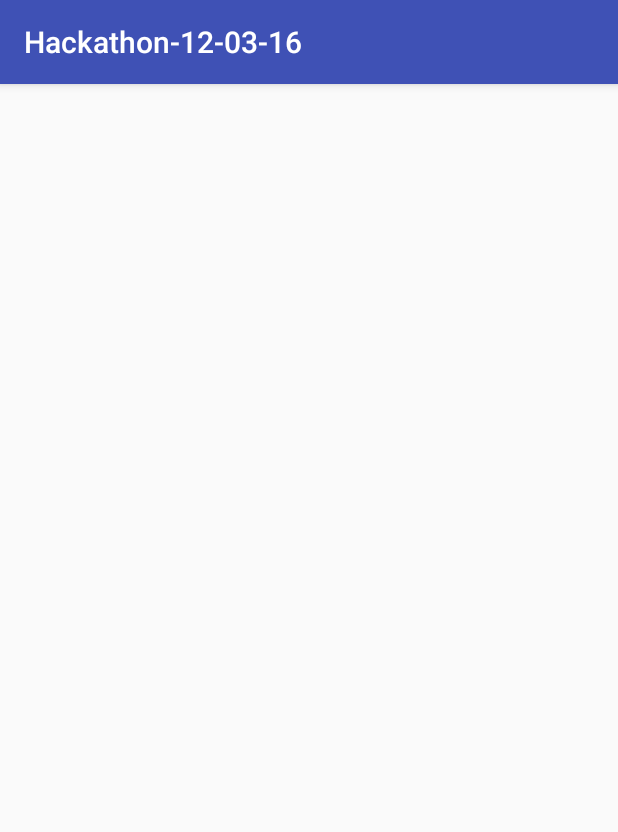
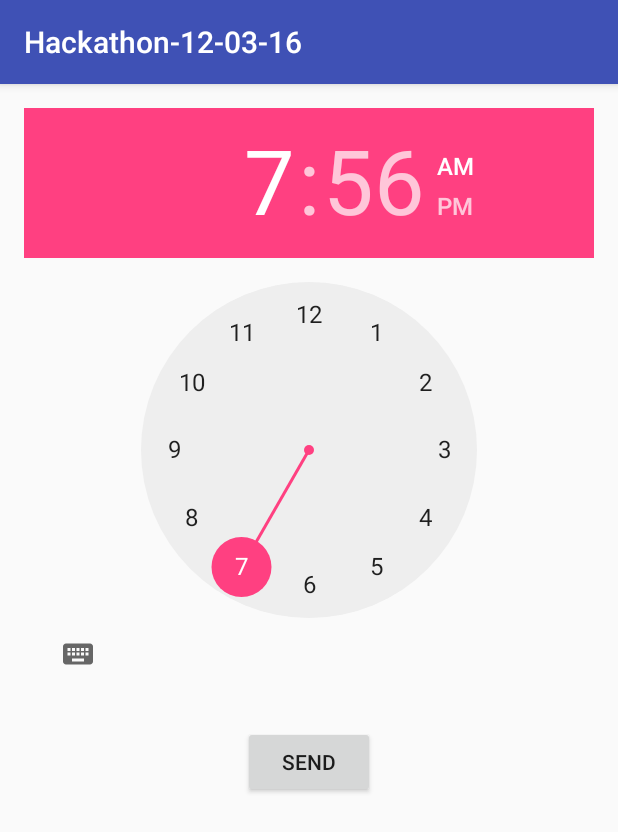
Before and after one commit to tnarayanan/Hackathon-12-03-16-NEW, an Android app: the screen it shows after launch (MainActivity before the commit, SendActivity after it), on a phone screen of 412 x 824 dp. Shown: the top 832 px of the screen. Run offline under Robolectric (Android 15) with nearby library versions, the phone set to English and light mode, and no system bars.

Commit message:
Main Activity

```diff
--- a/app/src/main/AndroidManifest.xml
+++ b/app/src/main/AndroidManifest.xml
@@ -8,7 +8,7 @@
         android:label="@string/app_name"
         android:supportsRtl="true"
         android:theme="@style/AppTheme">
-        <activity android:name=".MainActivity">
+        <activity android:name=".SendActivity">
             <intent-filter>
                 <action android:name="android.intent.action.MAIN" />
 
--- a/app/src/main/java/com/example/tejas/hackathon_12_03_16/SendActivity.java
+++ b/app/src/main/java/com/example/tejas/hackathon_12_03_16/SendActivity.java
@@ -1,13 +1,48 @@
 package com.example.tejas.hackathon_12_03_16;
 
+import android.content.Intent;
 import android.support.v7.app.AppCompatActivity;
 import android.os.Bundle;
+import android.view.View;
+import android.widget.Button;
+import android.widget.TimePicker;
+import android.widget.Toast;
 
 public class SendActivity extends AppCompatActivity {
-
+    TimePicker alarm;
+    Button send;
+    CharSequence timeSet;
     @Override
     protected void onCreate(Bundle savedInstanceState) {
         super.onCreate(savedInstanceState);
         setContentView(R.layout.activity_send);
+        alarm = (TimePicker) findViewById(R.id.alarmSend);
+        alarm.setIs24HourView(false);
+        send = (Button) findViewById(R.id.send);
+
+        send.setOnClickListener(new View.OnClickListener() {
+            @Override
+            public void onClick(View view) {
+                if(alarm.getHour() >= 12){
+                    timeSet = "pm";
+                } else {
+                    timeSet = "am";
+                }
+                Integer hour = alarm.getHour();
+                if(hour == 0){
+                    hour = 12;
+                } else if(hour > 12){
+                    hour -= 12;
+                }
+                Integer minute = alarm.getMinute();
+                String strMinute = minute.toString();
+                if(minute < 10){
+                    strMinute = "0" + strMinute;
+                }
+                Toast toast = Toast.makeText(getApplicationContext(), hour + ":" + strMinute + timeSet, Toast.LENGTH_SHORT);
+                toast.show();
+            }
+        });
+
     }
 }
--- a/app/src/main/res/layout/activity_send.xml
+++ b/app/src/main/res/layout/activity_send.xml
@@ -10,4 +10,19 @@
     android:paddingTop="@dimen/activity_vertical_margin"
     tools:context="com.example.tejas.hackathon_12_03_16.SendActivity">
 
+    <TimePicker
+        android:layout_width="wrap_content"
+        android:layout_height="wrap_content"
+        android:layout_alignParentTop="true"
+        android:layout_centerHorizontal="true"
+        android:id="@+id/alarmSend" />
+
+    <Button
+        android:text="Send"
+        android:layout_width="wrap_content"
+        android:layout_height="wrap_content"
+        android:layout_below="@+id/alarmSend"
+        android:layout_centerHorizontal="true"
+        android:layout_marginTop="24dp"
+        android:id="@+id/send" />
 </RelativeLayout>
```
